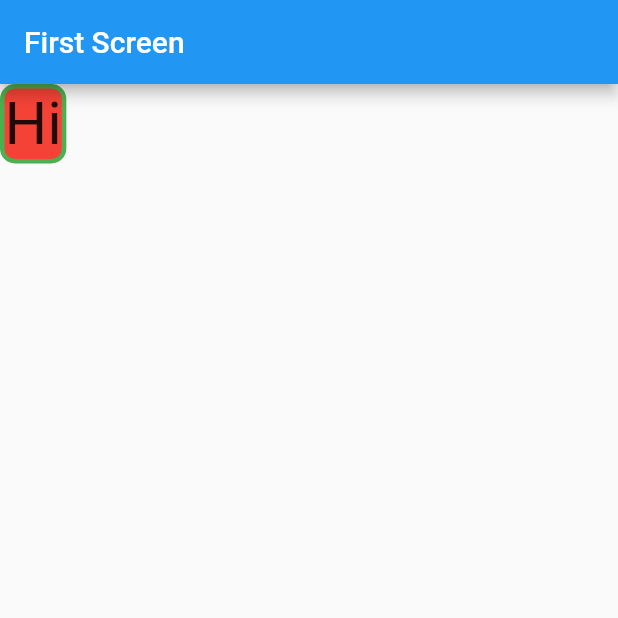
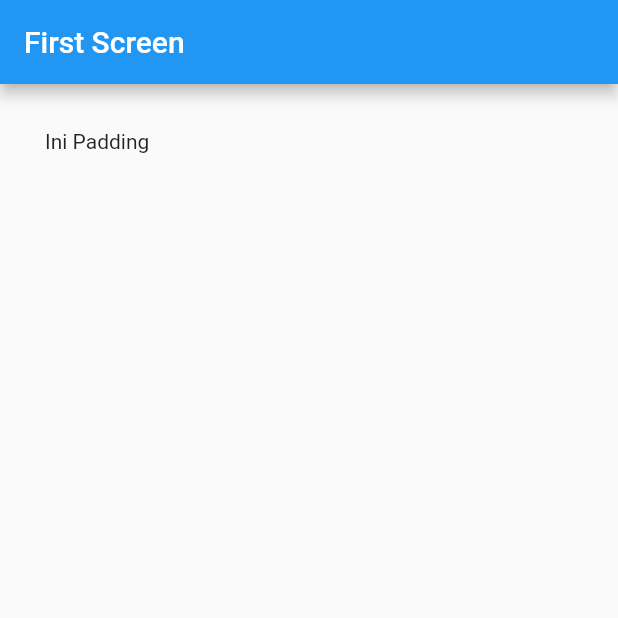
Before and after one commit to samani21/komponen-dasar-flutter, a Flutter app: the screen it shows after launch, on a phone screen of 412 x 824 dp, the top half of it. Run offline on Flutter 3.47's test engine with Material 2 defaults, Android fonts, the phone set to English and light mode, and no system bars.

Commit message:
membuat widget padding

```diff
--- a/lib/main.dart
+++ b/lib/main.dart
@@ -26,17 +26,8 @@ class FirstScreen extends StatelessWidget {
           appBar: AppBar(
             title: Text('First Screen'),
           ),
-          body: Container(
-            child: Text(
-              'Hi',
-              style: TextStyle(fontSize: 40),
-            ),
-            decoration: BoxDecoration(
-                color: Colors.red,
-                border: Border.all(color: Colors.green, width: 3),
-                borderRadius: BorderRadius.circular(10)),
-          )
-          ),
+          body:
+              Padding(padding: EdgeInsets.all(30), child: Text('Ini Padding'))),
     );
   }
 }
```
